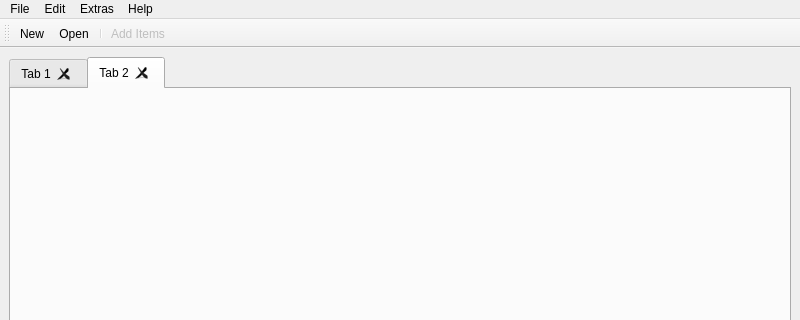
Before: the Qt Designer form mainwindow.ui in geertdaelemans/BrickManager, drawn with Qt 5; both pictures show x 0 to 800 and y 0 to 320 of the 800 by 600 pixel window.
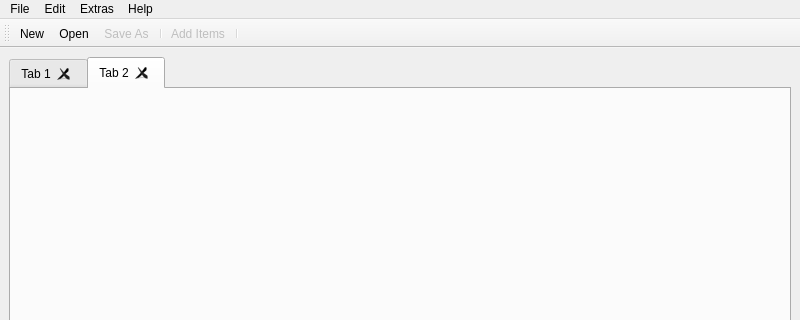
After: the same form once the commit is applied. Icons and pictures are not drawn.

Commit message: Added menu items in gui: Close and Save As...

Diff of the .ui file:
```diff
--- a/mainwindow.ui
+++ b/mainwindow.ui
@@ -122,8 +122,10 @@
    </attribute>
    <addaction name="actionNew"/>
    <addaction name="actionOpen"/>
+   <addaction name="actionSave_As"/>
    <addaction name="separator"/>
    <addaction name="actionAdd_Items"/>
+   <addaction name="separator"/>
   </widget>
   <action name="actionOrders">
    <property name="text">
@@ -221,6 +223,13 @@
    </property>
   </action>
   <action name="actionSave_As">
+   <property name="enabled">
+    <bool>false</bool>
+   </property>
+   <property name="icon">
+    <iconset resource="images.qrc">
+     <normaloff>:/icons/images/22x22/file_saveas.png</normaloff>:/icons/images/22x22/file_saveas.png</iconset>
+   </property>
    <property name="text">
     <string>Save As...</string>
    </property>
```
Left out of the diff: 17 changed lines with no effect on the pictures. The commit also changes 4 other files.
